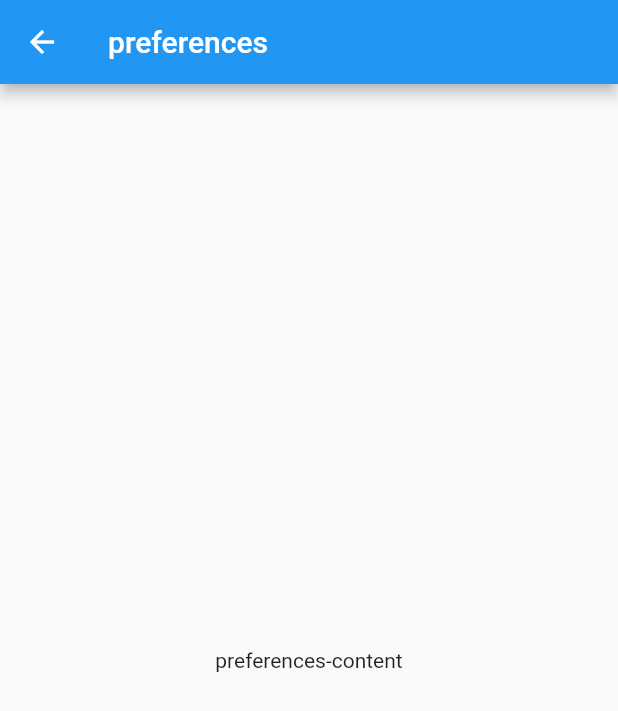
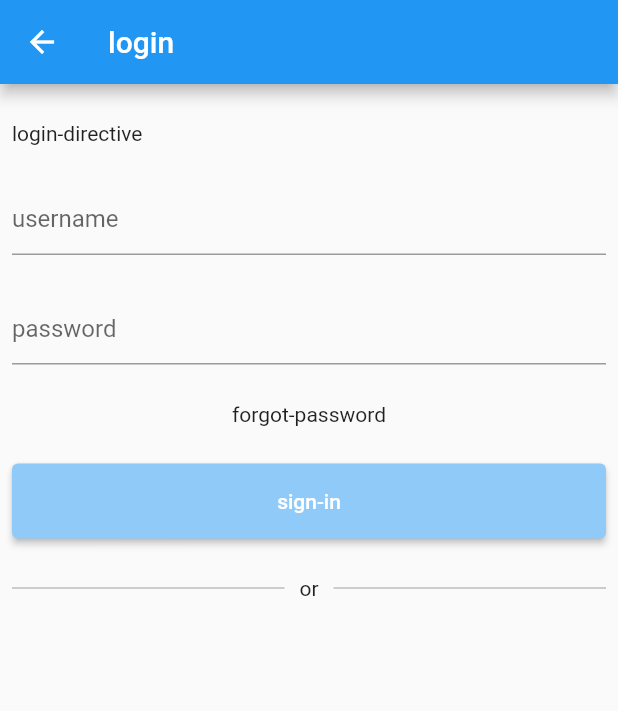
Before and after one commit to Crytastic/mobilni-zpevnik, a Flutter app: the screen it shows after launch, after a tap on the "settings" icon, on a phone screen of 412 x 824 dp. Shown: the top 711 px of the screen. Run offline on Flutter 3.47's test engine with Material 2 defaults, Android fonts, the light colour scheme and no system bars; our stand-ins replace cloud_firestore, firebase_core, get_it, localization; missing offline and left inert: super_tooltip; accounts and stored records are empty.

Commit message:
WIP: user login UI

```diff
--- a/assets/i18n/cs_CZ.json
+++ b/assets/i18n/cs_CZ.json
@@ -6,5 +6,12 @@
   "song-suggestion": "Návrh písničky",
   "search": "Hledat",
   "home": "Domů",
-  "songbooks": "Zpěvníky"
+  "songbooks": "Zpěvníky",
+  "login": "Přihlášení",
+  "login-directive": "Prosím přihlašte se",
+  "username": "Přihlašovací jméno",
+  "password": "Heslo",
+  "forgot-password": "Zapomenuté heslo?",
+  "sign-in": "Přihlásit se",
+  "or": "Nebo"
 }
--- a/assets/i18n/en_US.json
+++ b/assets/i18n/en_US.json
@@ -6,5 +6,12 @@
   "song-suggestion": "Song suggestion",
   "search": "Search",
   "home": "Home",
-  "songbooks": "Songbooks"
+  "songbooks": "Songbooks",
+  "login": "Login",
+  "login-directive": "Please login to continue",
+  "username": "Username",
+  "password": "Password",
+  "forgot-password": "Forgot password?",
+  "sign-in": "Sign in",
+  "or": "Or"
 }
--- /dev/null
+++ b/lib/screens/login_screen.dart
@@ -0,0 +1,83 @@
+import 'package:flutter/material.dart';
+import 'package:localization/localization.dart';
+import 'package:mobilni_zpevnik/screens/screen_template.dart';
+import 'package:mobilni_zpevnik/widgets/common_text_field.dart';
+
+import 'package:mobilni_zpevnik/widgets/common_button.dart';
+
+class LoginScreen extends StatelessWidget {
+  LoginScreen({super.key});
+
+  final usernameController = TextEditingController();
+  final passwordController = TextEditingController();
+
+  void _signUserIn() {}
+
+  @override
+  Widget build(BuildContext context) {
+    return ScreenTemplate(
+      appBar: AppBar(
+        title: Text('login'.i18n()),
+      ),
+      body: Center(
+        child: Padding(
+          padding: const EdgeInsets.symmetric(horizontal: 8.0),
+          child: Column(
+            crossAxisAlignment: CrossAxisAlignment.stretch,
+            children: [
+              const SizedBox(height: 25),
+              Text('login-directive'.i18n()),
+              const SizedBox(height: 25),
+              CommonTextField(
+                controller: usernameController,
+                hintText: 'username'.i18n(),
+                obscureText: false,
+              ),
+              const SizedBox(height: 25),
+              CommonTextField(
+                controller: passwordController,
+                hintText: 'password'.i18n(),
+                obscureText: true,
+              ),
+              const SizedBox(height: 25),
+              Row(
+                mainAxisAlignment: MainAxisAlignment.center,
+                children: [
+                  Text('forgot-password'.i18n()),
+                ],
+              ),
+              const SizedBox(height: 25),
+              CommonButton(
+                onPressed: _signUserIn,
+                label: 'sign-in'.i18n(),
+              ),
+              const SizedBox(height: 25),
+              _buildDivider(),
+            ],
+          ),
+        ),
+      ),
+    );
+  }
+
+  Widget _buildDivider() {
+    return Row(
+      children: [
+        const Expanded(
+          child: Divider(
+            color: Colors.grey,
+          ),
+        ),
+        Padding(
+          padding: const EdgeInsets.symmetric(horizontal: 10.0),
+          child: Text('or'.i18n()),
+        ),
+        const Expanded(
+          child: Divider(
+            color: Colors.grey,
+          ),
+        ),
+      ],
+    );
+  }
+}
--- a/lib/screens/main_screen.dart
+++ b/lib/screens/main_screen.dart
@@ -1,12 +1,12 @@
 import 'package:flutter/material.dart';
 import 'package:mobilni_zpevnik/bars/bottom_navigation_bar_provider.dart';
 import 'package:mobilni_zpevnik/bars/top_bar.dart';
+import 'package:mobilni_zpevnik/screens/screen_template.dart';
 import 'package:mobilni_zpevnik/tabs/home_tab.dart';
 import 'package:mobilni_zpevnik/tabs/search_tab.dart';
 import 'package:mobilni_zpevnik/tabs/songbooks_tab.dart';
 import 'package:provider/provider.dart';
-
-import '../bars/bottom_bar.dart';
+import 'package:mobilni_zpevnik/bars/bottom_bar.dart';
 
 class MainScreen extends StatelessWidget {
   const MainScreen({super.key});
@@ -16,9 +16,9 @@ class MainScreen extends StatelessWidget {
     final bottomBarProvider =
         Provider.of<BottomNavigationBarProvider>(context, listen: true);
 
-    return Scaffold(
+    return ScreenTemplate(
       appBar: const TopBar(),
-      bottomNavigationBar: const BottomBar(),
+      bottomBar: const BottomBar(),
       body: IndexedStack(
         index: bottomBarProvider.currentIndex,
         children: const [
--- a/lib/screens/preferences_screen.dart
+++ b/lib/screens/preferences_screen.dart
@@ -1,12 +1,15 @@
 import 'package:flutter/material.dart';
 import 'package:localization/localization.dart';
+import 'package:mobilni_zpevnik/screens/login_screen.dart';
+import 'package:mobilni_zpevnik/screens/screen_template.dart';
 
 class PreferencesScreen extends StatelessWidget {
   const PreferencesScreen({super.key});
 
   @override
   Widget build(BuildContext context) {
-    return Scaffold(
+    return LoginScreen();
+    return ScreenTemplate(
       appBar: AppBar(
         title: Text('preferences'.i18n()),
       ),
--- /dev/null
+++ b/lib/screens/screen_template.dart
@@ -0,0 +1,28 @@
+import 'package:flutter/material.dart';
+
+class ScreenTemplate extends StatelessWidget {
+  final PreferredSizeWidget? appBar;
+  final Widget? bottomBar;
+  final Widget body;
+  final FloatingActionButton? floatingActionButton;
+
+  const ScreenTemplate({
+    super.key,
+    required this.appBar,
+    this.bottomBar,
+    required this.body,
+    this.floatingActionButton,
+  });
+
+  @override
+  Widget build(BuildContext context) {
+    return Scaffold(
+      appBar: appBar,
+      bottomNavigationBar: bottomBar,
+      body: SafeArea(
+        child: body,
+      ),
+      floatingActionButton: floatingActionButton,
+    );
+  }
+}
--- a/lib/screens/song_screen.dart
+++ b/lib/screens/song_screen.dart
@@ -1,5 +1,6 @@
 import 'package:flutter/material.dart';
 import 'package:mobilni_zpevnik/models/song.dart';
+import 'package:mobilni_zpevnik/screens/screen_template.dart';
 import 'package:mobilni_zpevnik/utils/auto_scroll_provider.dart';
 import 'package:mobilni_zpevnik/utils/song_parser.dart';
 import 'package:provider/provider.dart';
@@ -13,6 +14,39 @@ class SongScreen extends StatelessWidget {
   Widget build(BuildContext context) {
     final autoScrollProvider =
         Provider.of<AutoScrollProvider>(context, listen: true);
+
+    return ScreenTemplate(
+      appBar: AppBar(
+        title: Text(song.name),
+      ),
+      bottomBar: null,
+      body: SingleChildScrollView(
+        controller: autoScrollProvider.scrollController,
+        padding: const EdgeInsets.all(16.0),
+        child: Column(
+          crossAxisAlignment: CrossAxisAlignment.stretch,
+          children: <Widget>[
+            Text(
+              'Artist: ${song.artist}',
+              style: const TextStyle(
+                fontSize: 16,
+                fontWeight: FontWeight.bold,
+              ),
+            ),
+            const SizedBox(height: 16),
+            SongParser(songContent: song.content),
+          ],
+        ),
+      ),
+      floatingActionButton: FloatingActionButton(
+        onPressed: autoScrollProvider.toggleAutoScroll,
+        child: Icon(
+          autoScrollProvider.isScrolling
+              ? Icons.stop_rounded
+              : Icons.arrow_downward_rounded,
+        ),
+      ),
+    );
 
     return Scaffold(
       appBar: AppBar(
--- a/lib/tabs/search_tab.dart
+++ b/lib/tabs/search_tab.dart
@@ -1,8 +1,11 @@
 import 'package:flutter/material.dart';
 import 'package:get_it/get_it.dart';
+import 'package:localization/localization.dart';
 import 'package:mobilni_zpevnik/models/song.dart';
 import 'package:mobilni_zpevnik/service/song_service.dart';
 import 'package:mobilni_zpevnik/widgets/song_list.dart';
+
+import '../widgets/common_text_field.dart';
 
 class SearchTab extends StatefulWidget {
   const SearchTab({Key? key}) : super(key: key);
@@ -47,12 +50,10 @@ class _SearchTabState extends State<SearchTab> {
   Widget _buildSearchBar() {
     return Padding(
       padding: const EdgeInsets.all(8.0),
-      child: TextField(
+      child: CommonTextField(
         controller: _searchController,
-        decoration: const InputDecoration(
-          hintText: 'Search',
-          prefixIcon: Icon(Icons.search),
-        ),
+        hintText: 'search'.i18n(),
+        prefixIcon: const Icon(Icons.search),
         onChanged: (query) => _onSearchChanged(query),
       ),
     );
--- /dev/null
+++ b/lib/widgets/common_button.dart
@@ -0,0 +1,24 @@
+import 'package:flutter/material.dart';
+
+class CommonButton extends StatelessWidget {
+  final VoidCallback? onPressed;
+  final String label;
+
+  const CommonButton({super.key, this.onPressed, required this.label});
+
+  @override
+  Widget build(BuildContext context) {
+    final ColorScheme colorScheme = Theme.of(context).colorScheme;
+
+    return SizedBox(
+      height: 50,
+      child: ElevatedButton(
+        style: ElevatedButton.styleFrom(
+          backgroundColor: colorScheme.background,
+        ),
+        onPressed: onPressed,
+        child: Text(label),
+      ),
+    );
+  }
+}
--- /dev/null
+++ b/lib/widgets/common_text_field.dart
@@ -0,0 +1,31 @@
+import 'package:flutter/material.dart';
+
+class CommonTextField extends StatelessWidget {
+  final TextEditingController? controller;
+  final String hintText;
+  final bool obscureText;
+  final Widget? prefixIcon;
+  final ValueChanged<String>? onChanged;
+
+  const CommonTextField({
+    super.key,
+    required this.hintText,
+    this.obscureText = false,
+    this.controller,
+    this.prefixIcon,
+    this.onChanged,
+  });
+
+  @override
+  Widget build(BuildContext context) {
+    return TextField(
+      controller: controller,
+      obscureText: obscureText,
+      decoration: InputDecoration(
+        hintText: hintText,
+        prefixIcon: prefixIcon,
+      ),
+      onChanged: onChanged,
+    );
+  }
+}
--- a/pubspec.yaml
+++ b/pubspec.yaml
@@ -75,6 +75,7 @@ flutter:
   assets:
     - assets/i18n/cs_CZ.json
     - assets/i18n/en_US.json
+    - assets/images/google-logo.png
 
   # An image asset can refer to one or more resolution-specific "variants", see
   # https://flutter.dev/assets-and-images/#resolution-aware
```
Also changed, not shown: assets/images/google-logo.png (added).
